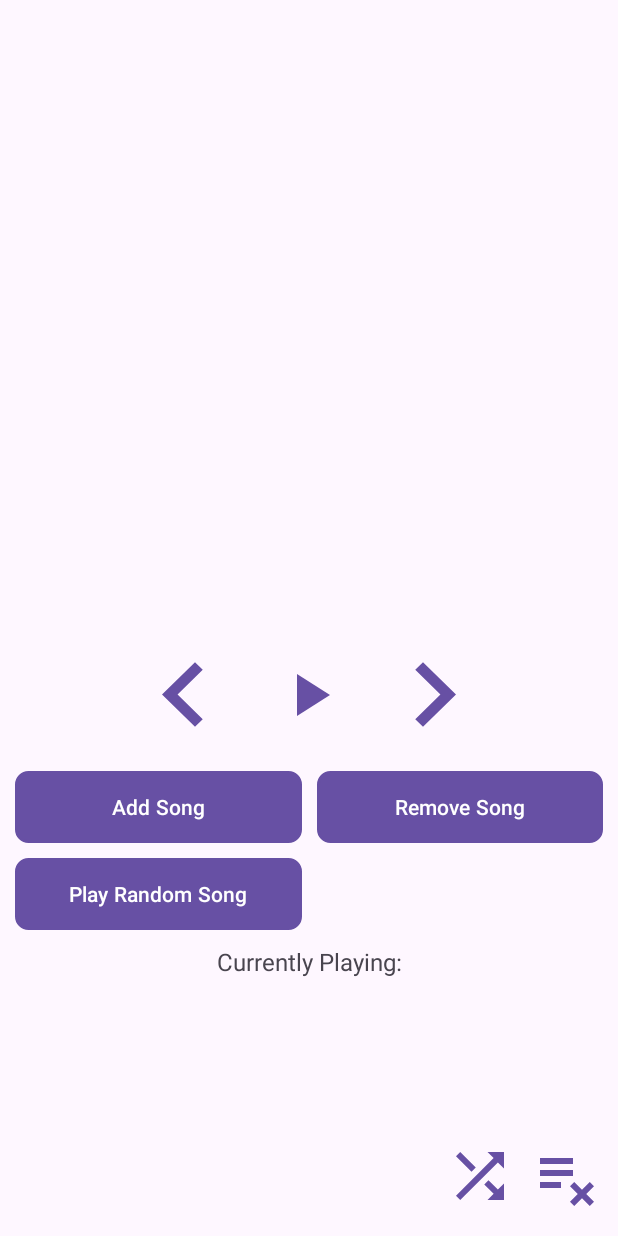
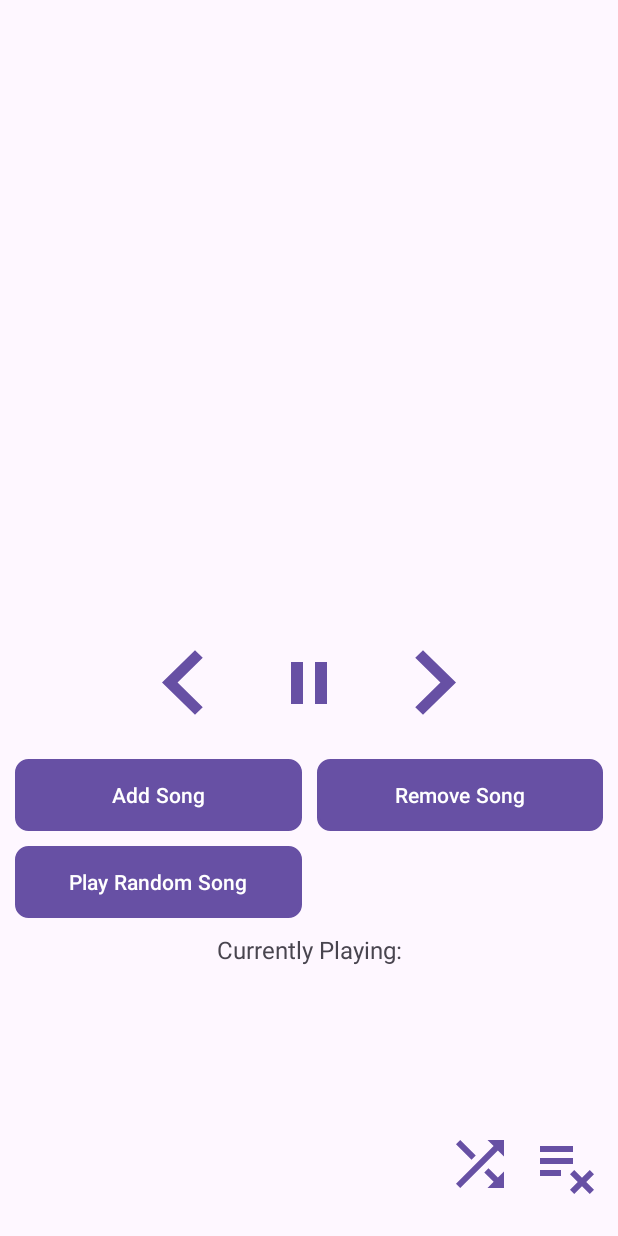
Before and after one commit to karenz710/playlist, an Android app: the screen it shows after launch (MainActivity), after a tap on an icon or button, on a phone screen of 412 x 824 dp. Run offline under Robolectric (Android 15) with nearby library versions, the phone set to English and light mode, and no system bars; 1 statement that could not run was skipped.

Commit message:
added pause button

```diff
--- a/app/src/main/AndroidManifest.xml
+++ b/app/src/main/AndroidManifest.xml
@@ -1,6 +1,9 @@
 <?xml version="1.0" encoding="utf-8"?>
 <manifest xmlns:android="http://schemas.android.com/apk/res/android"
     xmlns:tools="http://schemas.android.com/tools">
+
+    <!-- Add this permission to request access to external storage -->
+    <uses-permission android:name="android.permission.READ_MEDIA_AUDIO" />
 
     <application
         android:allowBackup="true"
--- a/app/src/main/java/com/hw2app/AllSongAdapter.java
+++ b/app/src/main/java/com/hw2app/AllSongAdapter.java
@@ -12,6 +12,7 @@ public class AllSongAdapter extends RecyclerView.Adapter<AllSongAdapter.SongView
     private final SongLinkedList playlist;
     private final OnItemClickListener listener;
     private static final int MAX_CHAR_LENGTH = 13;
+
     public interface OnItemClickListener {
         void onItemClick(Song song);
     }
--- a/app/src/main/java/com/hw2app/MainActivity.java
+++ b/app/src/main/java/com/hw2app/MainActivity.java
@@ -1,16 +1,22 @@
 package com.hw2app;
 
+import android.Manifest;
+import android.app.Dialog;
 import android.media.MediaPlayer;
+import android.net.Uri;
 import android.os.Bundle;
-import androidx.recyclerview.widget.RecyclerView;
-import androidx.recyclerview.widget.LinearLayoutManager;
+import android.provider.MediaStore;
 import android.view.View;
+import android.view.ViewGroup;
 import android.widget.Button;
+import android.widget.TextView;
+
 import androidx.appcompat.app.AlertDialog;
 import androidx.appcompat.app.AppCompatActivity;
-import android.app.Dialog;
-import android.view.ViewGroup;
-import android.widget.TextView;
+import androidx.core.app.ActivityCompat;
+import androidx.core.content.ContextCompat;
+import androidx.recyclerview.widget.LinearLayoutManager;
+import androidx.recyclerview.widget.RecyclerView;
 
 public class MainActivity extends AppCompatActivity {
     private RecyclerView recyclerView;
@@ -49,7 +55,13 @@ public class MainActivity extends AppCompatActivity {
         cursorPlay.setOnClickListener(new View.OnClickListener() {
             @Override
             public void onClick(View v) {
-                playlist.play(playlist.getCursor());
+                if (playlist.isPlaying()) {
+                    playlist.pause();
+                    cursorPlay.setBackgroundResource(R.drawable.baseline_play_arrow_24);
+                } else {
+                    playlist.play(playlist.getCursor());
+                    cursorPlay.setBackgroundResource(R.drawable.baseline_pause_24);
+                }
             }
         });
 
@@ -83,6 +95,7 @@ public class MainActivity extends AppCompatActivity {
                 adapter.notifyDataSetChanged();
             }
         });
+
 
         randomSong.setOnClickListener(new View.OnClickListener() {
             @Override
--- a/app/src/main/java/com/hw2app/SongAdapter.java
+++ b/app/src/main/java/com/hw2app/SongAdapter.java
@@ -12,6 +12,7 @@ public class SongAdapter extends RecyclerView.Adapter<SongAdapter.SongViewHolder
     // Constructor for the adapter, takes a DoublyLinkedList of songs
     public SongAdapter(SongLinkedList playlist) {
         this.playlist = playlist;
+        setStateRestorationPolicy((StateRestorationPolicy.PREVENT_WHEN_EMPTY));
     }
 
     @Override
--- a/app/src/main/java/com/hw2app/SongLinkedList.java
+++ b/app/src/main/java/com/hw2app/SongLinkedList.java
@@ -3,8 +3,6 @@ package com.hw2app;
 import android.content.Context;
 import android.media.MediaPlayer;
 import android.widget.TextView;
-
-import org.w3c.dom.Text;
 
 public class SongLinkedList {
     private SongNode head;
@@ -62,9 +60,17 @@ public class SongLinkedList {
                 currentlyPlayingText.setText("Currently Playing: " + song.getData().getName());
             }
         }
-
     }
 
+    public void pause() {
+        if (mediaPlayer != null && mediaPlayer.isPlaying()) {
+            mediaPlayer.pause();
+        }
+    }
+
+    public boolean isPlaying() {
+        return mediaPlayer != null && mediaPlayer.isPlaying();
+    }
     /**
      * Moves the cursor to point at the next SongNode.
      *
@@ -231,6 +237,7 @@ public class SongLinkedList {
      * <dd>cursor should reference the SongNode which contains the same Song as when this method was entered.
      */
     public void shuffle() {
+        if(size>0) {
             Song originalCursor = cursor.getData(); // To later point the new cursor to the same node.
             SongLinkedList shuffled = new SongLinkedList(); // initialize a new list to store randomized SongNodes
             while (this.size > 0) {
@@ -246,6 +253,7 @@ public class SongLinkedList {
             this.cursor = pointer;
             this.tail = shuffled.tail;
             this.size = shuffled.size;
+        }
     }
 
     /**
--- /dev/null
+++ b/app/src/main/res/drawable/baseline_pause_24.xml
@@ -0,0 +1,5 @@
+<vector xmlns:android="http://schemas.android.com/apk/res/android" android:height="48dp" android:tint="#000000" android:viewportHeight="24" android:viewportWidth="24" android:width="48dp">
+
+    <path android:fillColor="@android:color/white" android:pathData="M6,19h4L10,5L6,5v14zM14,5v14h4L18,5h-4z"/>
+
+</vector>
--- a/app/src/main/res/layout/activity_main.xml
+++ b/app/src/main/res/layout/activity_main.xml
@@ -25,10 +25,8 @@
         app:layout_constraintBottom_toBottomOf="parent"
         app:layout_constraintEnd_toEndOf="parent"
         app:layout_constraintHeight_percent="0.5"
-        app:layout_constraintHorizontal_bias="0.0"
-        app:layout_constraintStart_toStartOf="parent"
         app:layout_constraintTop_toBottomOf="@id/recycler_view"
-        app:layout_constraintVertical_bias="0.0">
+        app:layout_constraintVertical_bias="1.0">
 
         <!-- Other UI elements for the bottom half of the screen -->
 
@@ -55,6 +53,7 @@
             app:layout_constraintEnd_toStartOf="@+id/cursor_next"
             app:layout_constraintStart_toEndOf="@+id/cursor_before"
             app:layout_constraintTop_toTopOf="parent" />
+
 
         <Button
             android:id="@+id/cursor_before"
@@ -93,6 +92,7 @@
             app:layout_constraintStart_toStartOf="parent"
             app:layout_constraintTop_toBottomOf="@+id/cursor_before" />
 
+
         <Button
             android:id="@+id/cursor_remove"
             android:layout_width="0dp"
@@ -116,12 +116,9 @@
             android:background="@drawable/button_border"
             android:text="Play Random Song"
             android:textColor="@android:color/white"
-            app:layout_constraintBottom_toBottomOf="parent"
             app:layout_constraintEnd_toEndOf="@+id/cursor_add"
-            app:layout_constraintHorizontal_bias="0.0"
             app:layout_constraintStart_toStartOf="@+id/cursor_add"
-            app:layout_constraintTop_toBottomOf="@+id/cursor_add"
-            app:layout_constraintVertical_bias="0.0" />
+            app:layout_constraintTop_toBottomOf="@+id/cursor_remove" />
 
         <Button
             android:id="@+id/shuffle"
```
Also changed, not shown: 1 other file. Lines whose indentation alone changed are shown as unchanged.
